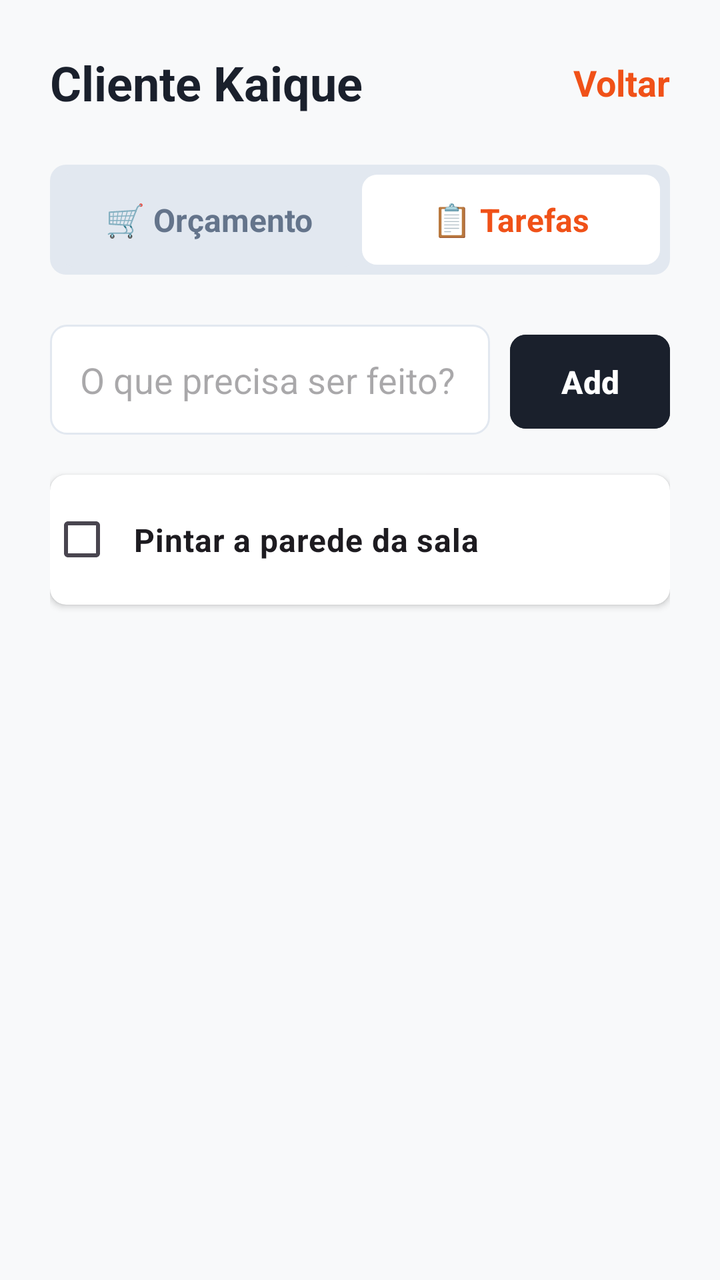
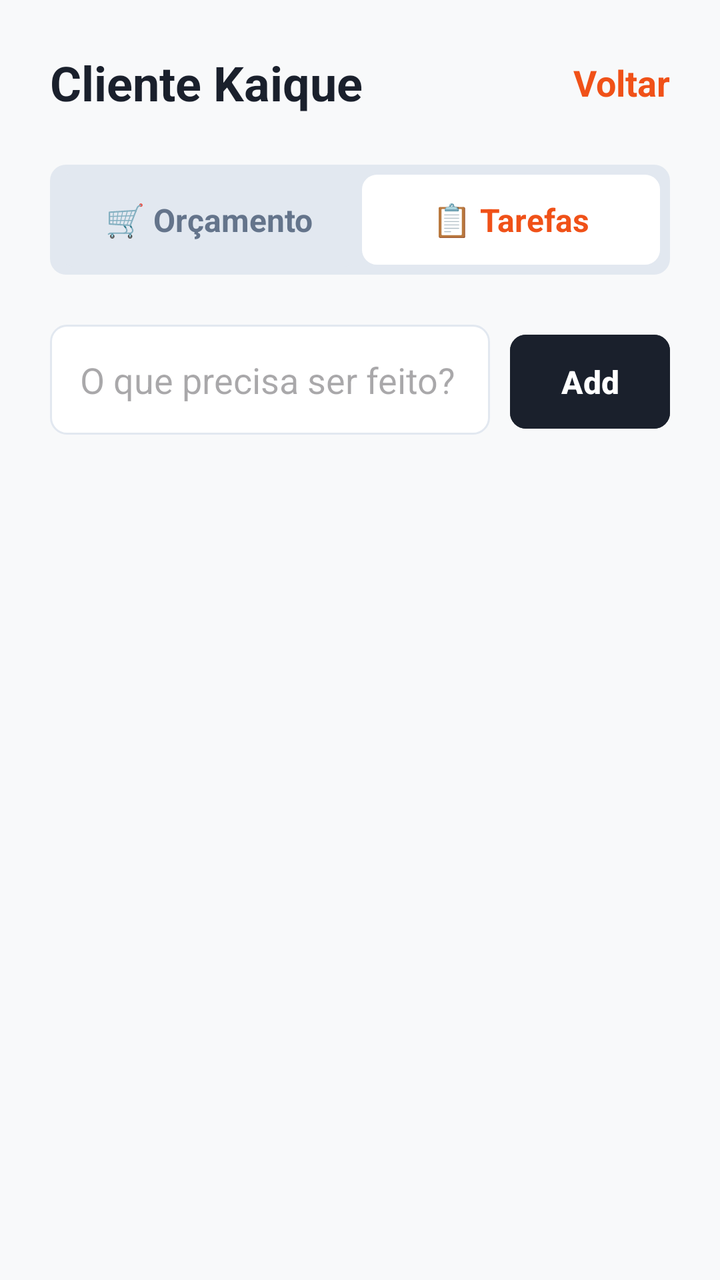

Two renders of the same Android screen: before a commit and after it. Below are the layout's source before the change and the commit's diff.
<!-- AndroidManifest.xml: application theme Theme.ObraCertaAndroid -->
<!-- res/layout/activity_detalhes_projeto.xml -->
<?xml version="1.0" encoding="utf-8"?>
<ScrollView xmlns:android="http://schemas.android.com/apk/res/android"
    xmlns:app="http://schemas.android.com/apk/res-auto"
    android:layout_width="match_parent"
    android:layout_height="match_parent"
    android:background="#F8F9FA"
    android:fillViewport="true">

    <LinearLayout
        android:id="@+id/main"
        android:layout_width="match_parent"
        android:layout_height="wrap_content"
        android:orientation="vertical"
        android:padding="25dp">

        <LinearLayout
            android:layout_width="match_parent"
            android:layout_height="wrap_content"
            android:orientation="horizontal"
            android:layout_marginBottom="25dp">

            <TextView
                android:id="@+id/tvNomeProjetoDetalhe"
                android:layout_width="0dp"
                android:layout_height="wrap_content"
                android:layout_weight="1"
                android:text="Cliente Kaique"
                android:textColor="#1A202C"
                android:textSize="24sp"
                android:textStyle="bold" />

            <TextView
                android:id="@+id/tvVoltarDetalhes"
                android:layout_width="wrap_content"
                android:layout_height="wrap_content"
                android:text="Voltar"
                android:textColor="@color/laranja_principal"
                android:textSize="18sp"
                android:textStyle="bold"
                android:layout_gravity="center_vertical" />
        </LinearLayout>

        <LinearLayout
            android:layout_width="match_parent"
            android:layout_height="55dp"
            android:orientation="horizontal"
            android:background="@drawable/bg_aba_inativa"
            android:padding="4dp"
            android:layout_marginBottom="25dp">

            <LinearLayout
                android:id="@+id/btnAbaOrcamento"
                android:layout_width="0dp"
                android:layout_height="match_parent"
                android:layout_weight="1"
                android:gravity="center"
                android:background="@drawable/bg_aba_inativa">

                <TextView
                    android:id="@+id/tvTextoOrcamento"
                    android:layout_width="wrap_content"
                    android:layout_height="wrap_content"
                    android:text="🛒 Orçamento"
                    android:textColor="#64748B"
                    android:textSize="16sp"
                    android:textStyle="bold" />
            </LinearLayout>

            <LinearLayout
                android:id="@+id/btnAbaTarefas"
                android:layout_width="0dp"
                android:layout_height="match_parent"
                android:layout_weight="1"
                android:gravity="center"
                android:background="@drawable/bg_aba_ativa">

                <TextView
                    android:id="@+id/tvTextoTarefas"
                    android:layout_width="wrap_content"
                    android:layout_height="wrap_content"
                    android:text="📋 Tarefas"
                    android:textColor="@color/laranja_principal"
                    android:textSize="16sp"
                    android:textStyle="bold" />
            </LinearLayout>
        </LinearLayout>

        <LinearLayout
            android:id="@+id/llAbaTarefas"
            android:layout_width="match_parent"
            android:layout_height="wrap_content"
            android:orientation="vertical">

            <LinearLayout
                android:layout_width="match_parent"
                android:layout_height="wrap_content"
                android:orientation="horizontal"
                android:layout_marginBottom="20dp">

                <EditText
                    android:id="@+id/etNovaTarefa"
                    android:layout_width="0dp"
                    android:layout_height="55dp"
                    android:layout_weight="1"
                    android:hint="O que precisa ser feito?"
                    android:background="@drawable/bg_input_borda"
                    android:padding="15dp"
                    android:layout_marginEnd="10dp"/>

                <Button
                    android:id="@+id/btnAdicionarTarefa"
                    android:layout_width="80dp"
                    android:layout_height="55dp"
                    android:text="Add"
                    android:textColor="@color/white"
                    android:textSize="16sp"
                    android:textStyle="bold"
                    android:backgroundTint="#1A202C"
                    app:cornerRadius="8dp"/>
            </LinearLayout>

            <androidx.cardview.widget.CardView
                android:layout_width="match_parent"
                android:layout_height="65dp"
                app:cardCornerRadius="8dp"
                app:cardElevation="2dp"
                android:layout_marginBottom="15dp">
                <CheckBox
                    android:layout_width="match_parent"
                    android:layout_height="match_parent"
                    android:text="Pintar a parede da sala"
                    android:textSize="16sp"
                    android:textStyle="bold"
                    android:paddingStart="10dp"/>
            </androidx.cardview.widget.CardView>
        </LinearLayout>

        <LinearLayout
            android:id="@+id/llAbaOrcamento"
            android:layout_width="match_parent"
            android:layout_height="wrap_content"
            android:orientation="vertical"
            android:visibility="gone">

            <LinearLayout
                android:layout_width="match_parent"
                android:layout_height="wrap_content"
                android:orientation="vertical"
                android:background="@drawable/bg_card_verde_escuro"
                android:padding="20dp"
                android:gravity="center"
                android:layout_marginBottom="25dp">

                <TextView
                    android:layout_width="wrap_content"
                    android:layout_height="wrap_content"
                    android:text="CUSTO TOTAL ACUMULADO"
                    android:textColor="#A7F3D0"
                    android:textSize="12sp"
                    android:textStyle="bold"
                    android:layout_marginBottom="5dp"/>

                <TextView
                    android:layout_width="wrap_content"
                    android:layout_height="wrap_content"
                    android:text="R$ 0,00"
                    android:textColor="@color/white"
                    android:textSize="40sp"
                    android:textStyle="bold" />
            </LinearLayout>

            <androidx.cardview.widget.CardView
                android:layout_width="match_parent"
                android:layout_height="wrap_content"
                app:cardCornerRadius="12dp"
                app:cardElevation="2dp"
                android:layout_marginBottom="20dp">

                <LinearLayout
                    android:layout_width="match_parent"
                    android:layout_height="wrap_content"
                    android:orientation="vertical"
                    android:padding="20dp">

                    <LinearLayout
                        android:layout_width="match_parent"
                        android:layout_height="wrap_content"
                        android:orientation="horizontal">

                        <LinearLayout
                            android:layout_width="0dp"
                            android:layout_height="wrap_content"
                            android:layout_weight="1"
                            android:orientation="vertical">
                            <TextView
                                android:layout_width="wrap_content"
                                android:layout_height="wrap_content"
                                android:text="Cerâmica"
                                android:textColor="#1A202C"
                                android:textSize="18sp"
                                android:textStyle="bold" />
                            <TextView
                                android:layout_width="wrap_content"
                                android:layout_height="wrap_content"
                                android:text="27,50 m² (já c/ 10% de quebra)"
                                android:textColor="#92400E"
                                android:textSize="12sp"
                                android:textStyle="bold"
                                android:background="#FEF3C7"
                                android:paddingHorizontal="10dp"
                                android:paddingVertical="4dp"
                                android:layout_marginTop="5dp"/>
                        </LinearLayout>

                        <LinearLayout
                            android:layout_width="wrap_content"
                            android:layout_height="wrap_content"
                            android:orientation="vertical"
                            android:gravity="end">
                            <TextView
                                android:layout_width="wrap_content"
                                android:layout_height="wrap_content"
                                android:text="✏️ Editar"
                                android:textColor="#2563EB"
                                android:textSize="12sp"
                                android:textStyle="bold"
                                android:layout_marginBottom="10dp"/>
                            <TextView
                                android:layout_width="wrap_content"
                                android:layout_height="wrap_content"
                                android:text="🗑️ Excluir"
                                android:textColor="#DC2626"
                                android:textSize="12sp"
                                android:textStyle="bold" />
                        </LinearLayout>
                    </LinearLayout>

                    <View
                        android:layout_width="match_parent"
                        android:layout_height="1dp"
                        android:background="#E2E8F0"
                        android:layout_marginTop="15dp"
                        android:layout_marginBottom="15dp"/>

                    <LinearLayout
                        android:layout_width="match_parent"
                        android:layout_height="wrap_content"
                        android:orientation="horizontal">
                        <TextView
                            android:layout_width="0dp"
                            android:layout_height="wrap_content"
                            android:layout_weight="1"
                            android:text="PREÇO TOTAL:"
                            android:textColor="#64748B"
                            android:textSize="12sp"
                            android:textStyle="bold" />
                        <TextView
                            android:layout_width="wrap_content"
                            android:layout_height="wrap_content"
                            android:text="0,00"
                            android:textColor="#10B981"
                            android:textSize="18sp"
                            android:textStyle="bold" />
                    </LinearLayout>
                </LinearLayout>
            </androidx.cardview.widget.CardView>

            <Button
                android:id="@+id/btnNovoCalculo"
                android:layout_width="match_parent"
                android:layout_height="55dp"
                android:text="+ Novo Cálculo de Material"
                android:textColor="@color/white"
                android:textSize="16sp"
                android:textStyle="bold"
                android:backgroundTint="#D97706"
                app:cornerRadius="8dp"
                android:layout_marginBottom="15dp"/>

            <Button
                android:id="@+id/btnPedirCotacao"
                android:layout_width="match_parent"
                android:layout_height="55dp"
                android:text="Pedir Cotação no WhatsApp"
                android:textColor="@color/white"
                android:textSize="16sp"
                android:textStyle="bold"
                android:backgroundTint="#22C55E"
                app:cornerRadius="8dp" />

        </LinearLayout>
    </LinearLayout>
</ScrollView>
<!-- resources referenced by this layout -->
<resources>
  <color name="laranja_principal">#F05118</color>
  <color name="white">#FFFFFFFF</color>
  <!-- drawable bg_aba_ativa (drawable) -->
  <?xml version="1.0" encoding="utf-8"?>
  <shape xmlns:android="http://schemas.android.com/apk/res/android">
      <solid android:color="@color/white" />
      <corners android:radius="8dp" />
      <stroke android:width="1dp" android:color="#E2E8F0" />
  </shape>
  <!-- drawable bg_aba_inativa (drawable) -->
  <?xml version="1.0" encoding="utf-8"?>
  <shape xmlns:android="http://schemas.android.com/apk/res/android">
      <solid android:color="#E2E8F0" /> <corners android:radius="8dp" />
  </shape>
  <!-- drawable bg_card_verde_escuro (drawable) -->
  <?xml version="1.0" encoding="utf-8"?>
  <shape xmlns:android="http://schemas.android.com/apk/res/android">
      <solid android:color="#0F766E" /> <corners android:radius="12dp" />
  </shape>
  <!-- drawable bg_input_borda (drawable) -->
  <?xml version="1.0" encoding="utf-8"?>
  <shape xmlns:android="http://schemas.android.com/apk/res/android">
      
      <solid android:color="@color/white" />
      
      <stroke android:width="1dp" android:color="#E2E8F0" />
      
      <corners android:radius="8dp" />
  </shape>
  <style name="Theme.ObraCertaAndroid" parent="Base.Theme.ObraCertaAndroid" />
  <style name="Base.Theme.ObraCertaAndroid" parent="Theme.Material3.Light.NoActionBar">
          
          
      </style>
</resources>

<!-- the commit's change to res/layout/activity_detalhes_projeto.xml (unified diff, before → after) -->
@@ -119,20 +119,12 @@
                     app:cornerRadius="8dp"/>
             </LinearLayout>
 
-            <androidx.cardview.widget.CardView
-                android:layout_width="match_parent"
-                android:layout_height="65dp"
-                app:cardCornerRadius="8dp"
-                app:cardElevation="2dp"
-                android:layout_marginBottom="15dp">
-                <CheckBox
-                    android:layout_width="match_parent"
-                    android:layout_height="match_parent"
-                    android:text="Pintar a parede da sala"
-                    android:textSize="16sp"
-                    android:textStyle="bold"
-                    android:paddingStart="10dp"/>
-            </androidx.cardview.widget.CardView>
+            <LinearLayout
+                android:id="@+id/llListaTarefas"
+                android:layout_width="match_parent"
+                android:layout_height="wrap_content"
+                android:orientation="vertical" />
+
         </LinearLayout>
 
         <LinearLayout
